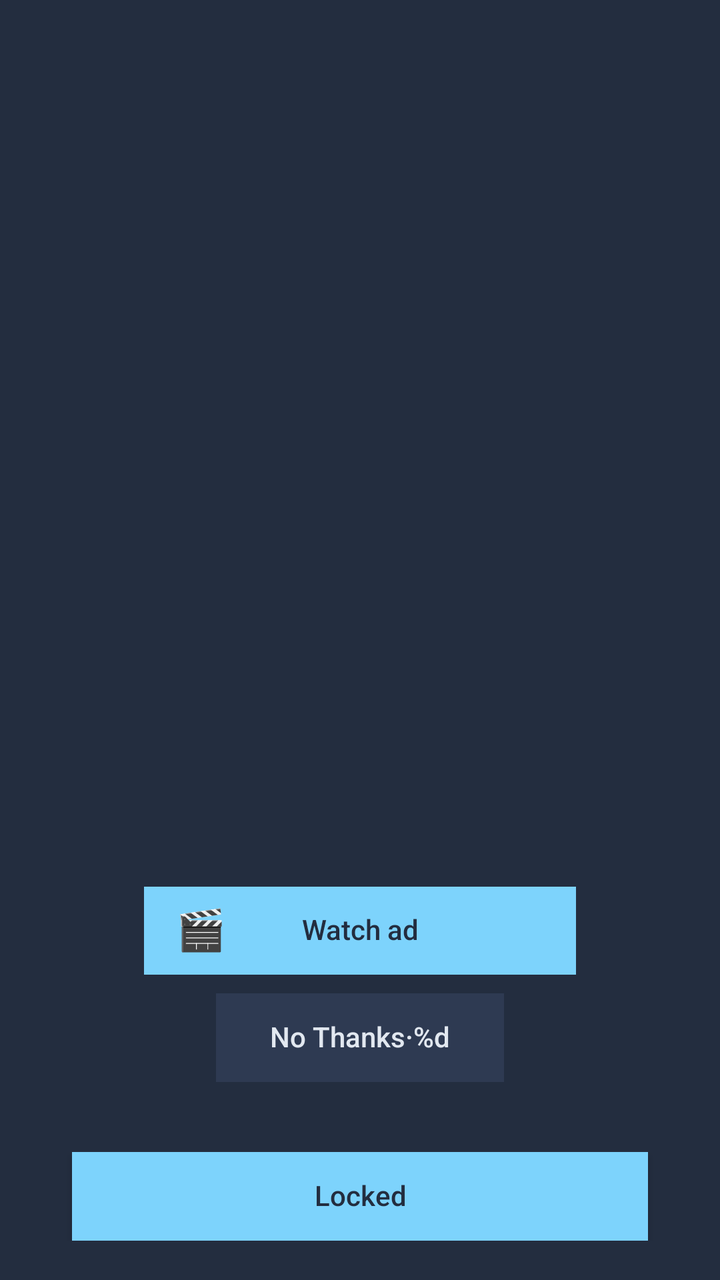
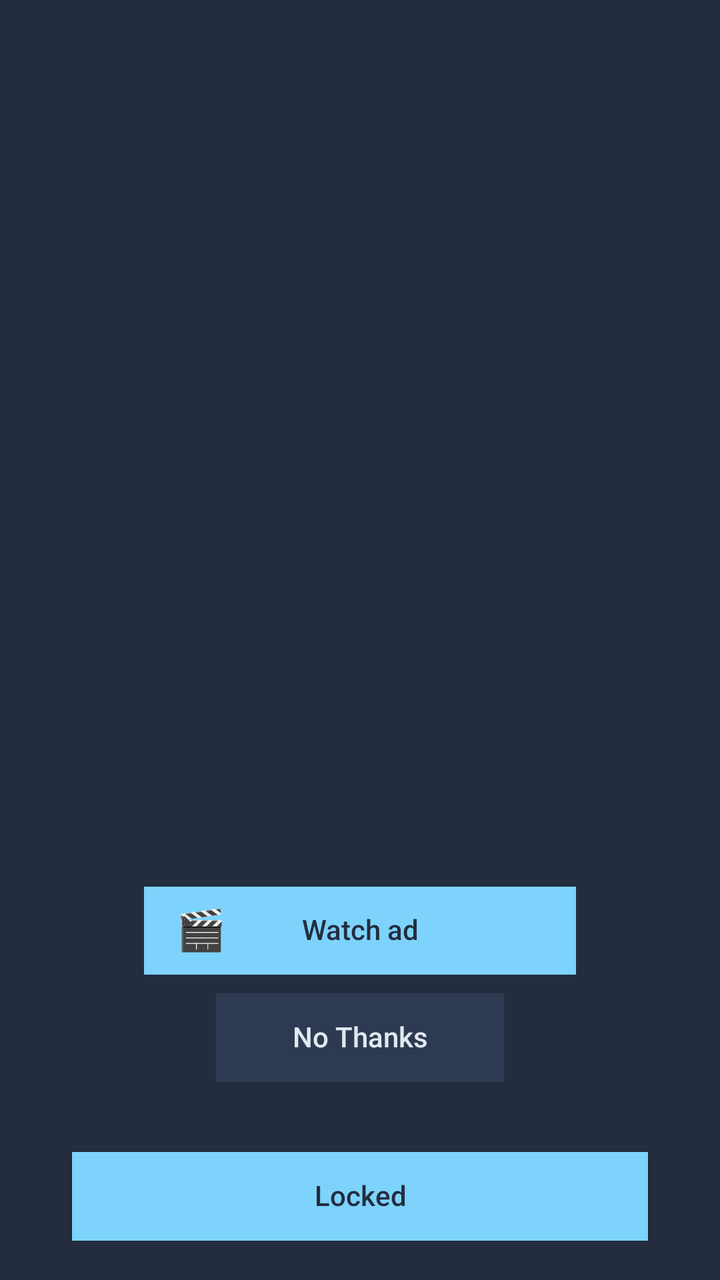

Screens rendered from an Android XML layout before and after an edit, with the pre-edit source and the edit as a unified diff.
<!-- AndroidManifest.xml: activity theme Theme.NihalHome -->
<!-- res/layout/activity_premium.xml -->
<?xml version="1.0" encoding="utf-8"?>
<LinearLayout xmlns:android="http://schemas.android.com/apk/res/android"
    android:layout_width="match_parent"
    android:layout_height="match_parent"
    android:orientation="vertical"
    android:weightSum="1000"
    android:background="@color/onboarding_background">

    <View
        android:layout_width="match_parent"
        android:layout_height="0dp"
        android:layout_weight="30" />

    <View
        android:layout_width="match_parent"
        android:layout_height="0dp"
        android:layout_weight="663" />

    <LinearLayout
        android:layout_width="match_parent"
        android:layout_height="0dp"
        android:layout_weight="69"
        android:orientation="horizontal"
        android:weightSum="100">

        <View
            android:layout_width="0dp"
            android:layout_height="match_parent"
            android:layout_weight="20" />

        <FrameLayout
            android:id="@+id/watchAdContainer"
            android:layout_width="0dp"
            android:layout_height="match_parent"
            android:layout_weight="60">

            <Button
                android:id="@+id/buttonWatchAd"
                android:layout_width="match_parent"
                android:layout_height="match_parent"
                android:background="@color/onboarding_accent"
                android:text="@string/action_watch_ad"
                android:textColor="@color/onboarding_button_text"
                android:textAllCaps="false"
                android:includeFontPadding="false"
                android:elevation="0dp" />

            <TextView
                android:id="@+id/emojiWatchAd"
                android:layout_width="wrap_content"
                android:layout_height="wrap_content"
                android:layout_gravity="start|center_vertical"
                android:layout_marginStart="16dp"
                android:text="🎬"
                android:textSize="20sp"
                android:textColor="@color/onboarding_button_text"
                android:includeFontPadding="false"
                android:visibility="visible"
                android:clickable="false"
                android:focusable="false"
                android:elevation="4dp"
                android:translationZ="4dp"
                android:importantForAccessibility="no" />

        </FrameLayout>

        <View
            android:layout_width="0dp"
            android:layout_height="match_parent"
            android:layout_weight="20" />

    </LinearLayout>

    <View
        android:layout_width="match_parent"
        android:layout_height="0dp"
        android:layout_weight="15" />

    <LinearLayout
        android:layout_width="match_parent"
        android:layout_height="0dp"
        android:layout_weight="69"
        android:orientation="horizontal"
        android:weightSum="100">

        <View
            android:layout_width="0dp"
            android:layout_height="match_parent"
            android:layout_weight="30" />

        <Button
            android:id="@+id/buttonSkip"
            android:layout_width="0dp"
            android:layout_height="match_parent"
            android:layout_weight="40"
            android:background="@color/onboarding_button_unselected"
            android:text="@string/action_skip_in_seconds"
            android:textColor="@color/onboarding_heading"
            android:textAllCaps="false"
            android:includeFontPadding="false"
            android:enabled="false"
            android:elevation="0dp" />

        <View
            android:layout_width="0dp"
            android:layout_height="match_parent"
            android:layout_weight="30" />

    </LinearLayout>

    <View
        android:layout_width="match_parent"
        android:layout_height="0dp"
        android:layout_weight="15" />

    <View
        android:layout_width="match_parent"
        android:layout_height="0dp"
        android:layout_weight="40" />

    <LinearLayout
        android:layout_width="match_parent"
        android:layout_height="0dp"
        android:layout_weight="69"
        android:orientation="horizontal"
        android:weightSum="100">

        <View
            android:layout_width="0dp"
            android:layout_height="match_parent"
            android:layout_weight="10" />

        <Button
            android:id="@+id/buttonLocked"
            android:layout_width="0dp"
            android:layout_height="match_parent"
            android:layout_weight="80"
            android:background="@color/onboarding_accent"
            android:text="@string/action_locked"
            android:textColor="@color/onboarding_button_text"
            android:textAllCaps="false"
            android:includeFontPadding="false"
            android:elevation="0dp" />

        <View
            android:layout_width="0dp"
            android:layout_height="match_parent"
            android:layout_weight="10" />

    </LinearLayout>

    <View
        android:layout_width="match_parent"
        android:layout_height="0dp"
        android:layout_weight="30" />

</LinearLayout>
<!-- resources referenced by this layout -->
<resources>
  <color name="onboarding_accent">#7DD3FC</color>
  <color name="onboarding_background">#232D3F</color>
  <color name="onboarding_button_text">#232D3F</color>
  <color name="onboarding_button_unselected">#2E3A52</color>
  <color name="onboarding_heading">#E2E8F0</color>
  <string name="action_locked">Locked</string>
  <string name="action_skip_in_seconds">No Thanks·%d</string>
  <string name="action_watch_ad">Watch ad</string>
  <style name="Theme.NihalHome" parent="android:Theme.Material.Light.NoActionBar">
          <item name="android:windowBackground">@android:color/white</item>
          <item name="android:statusBarColor">@android:color/white</item>
          <item name="android:navigationBarColor">@android:color/white</item>
          <item name="android:windowLightStatusBar">true</item>
      </style>
</resources>

<!-- the commit's change to res/layout/activity_premium.xml (unified diff, before → after) -->
@@ -88,18 +88,33 @@
             android:layout_height="match_parent"
             android:layout_weight="30" />
 
-        <Button
-            android:id="@+id/buttonSkip"
+        <FrameLayout
+            android:id="@+id/skipButtonContainer"
             android:layout_width="0dp"
             android:layout_height="match_parent"
             android:layout_weight="40"
-            android:background="@color/onboarding_button_unselected"
-            android:text="@string/action_skip_in_seconds"
-            android:textColor="@color/onboarding_heading"
-            android:textAllCaps="false"
-            android:includeFontPadding="false"
-            android:enabled="false"
-            android:elevation="0dp" />
+            android:background="@color/onboarding_button_locked"
+            android:clipChildren="true">
+
+            <View
+                android:id="@+id/skipProgressOverlay"
+                android:layout_width="match_parent"
+                android:layout_height="match_parent"
+                android:background="@color/onboarding_button_unselected" />
+
+            <Button
+                android:id="@+id/buttonSkip"
+                android:layout_width="match_parent"
+                android:layout_height="match_parent"
+                android:background="@android:color/transparent"
+                android:text="@string/action_skip"
+                android:textColor="@color/onboarding_heading"
+                android:textAllCaps="false"
+                android:includeFontPadding="false"
+                android:enabled="false"
+                android:elevation="0dp" />
+
+        </FrameLayout>
 
         <View
             android:layout_width="0dp"
<!-- resource entries referenced after the edit -->
@@ -6,7 +6,7 @@
   <color name="onboarding_button_unselected">#2E3A52</color>
   <color name="onboarding_heading">#E2E8F0</color>
   <string name="action_locked">Locked</string>
-  <string name="action_skip_in_seconds">No Thanks·%d</string>
+  <string name="action_skip">No Thanks</string>
   <string name="action_watch_ad">Watch ad</string>
   <style name="Theme.NihalHome" parent="android:Theme.Material.Light.NoActionBar">
           <item name="android:windowBackground">@android:color/white</item>
